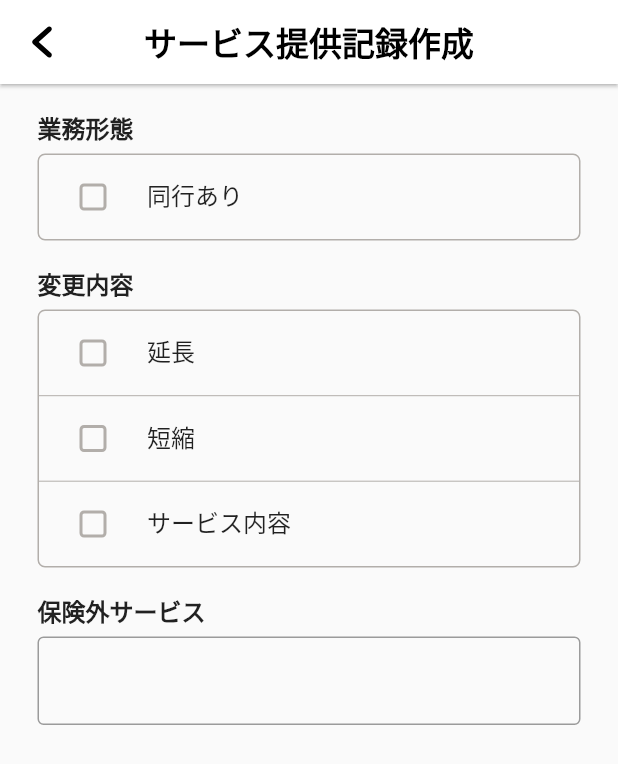
After one commit to akashjpro/parsowa, a Flutter app: the MakeJobRecord screen opened directly, on a phone screen of 412 x 824 dp. The commit adds this screen. Shown: the top 764 px of the screen. Run offline on Flutter 3.47's test engine with Material 2 defaults, Android fonts, the phone set to English and light mode, and no system bars; our stand-ins replace dotted_line, flutter_bloc, flutter_svg; Roboto replaces fonts that are missing (NotoSanJP).

Commit message:
Job type section done

```diff
--- /dev/null
+++ b/lib/presentation/screens/make_job_record/data/check_box_model.dart
@@ -0,0 +1,8 @@
+class CheckBoxModel {
+  String title;
+  bool isChecked;
+  CheckBoxModel({
+    required this.title,
+    this.isChecked = false,
+  });
+}
--- /dev/null
+++ b/lib/presentation/screens/make_job_record/data/job_type.dart
@@ -0,0 +1,30 @@
+import 'package:parsowa/presentation/screens/make_job_record/data/check_box_model.dart';
+
+class JobType {
+  List<CheckBoxModel> jobTypeSelect;
+  List<CheckBoxModel> changesSelect;
+  bool isNonInsurenceService;
+  JobType({
+    required this.jobTypeSelect,
+    required this.changesSelect,
+    required this.isNonInsurenceService,
+  });
+
+  static final jobTypeActive = JobType(
+    jobTypeSelect: <CheckBoxModel>[
+      CheckBoxModel(title: '同行あり'),
+    ],
+    changesSelect: <CheckBoxModel>[
+      CheckBoxModel(title: '延長'),
+      CheckBoxModel(title: '短縮'),
+      CheckBoxModel(title: 'サービス内容'),
+    ],
+    isNonInsurenceService: true,
+  );
+
+  static final jobTypedisActive = JobType(
+    jobTypeSelect: [],
+    changesSelect: [],
+    isNonInsurenceService: false,
+  );
+}
--- /dev/null
+++ b/lib/presentation/screens/make_job_record/make_job_record.dart
@@ -0,0 +1,196 @@
+import 'package:flutter/material.dart';
+import 'package:flutter/widgets.dart';
+import 'package:parsowa/core/constants/colors.dart';
+import 'package:parsowa/presentation/screens/make_job_record/data/check_box_model.dart';
+import 'package:parsowa/presentation/screens/make_job_record/data/job_type.dart';
+import 'package:parsowa/presentation/widgets/app_bar_custom.dart';
+
+class MakeJobRecord extends StatefulWidget {
+  const MakeJobRecord({Key? key}) : super(key: key);
+
+  @override
+  _MakeJobRecordState createState() => _MakeJobRecordState();
+}
+
+class _MakeJobRecordState extends State<MakeJobRecord> {
+  final _jobTypeActive = JobType.jobTypeActive;
+
+  @override
+  Widget build(BuildContext context) {
+    return Scaffold(
+      appBar: AppBarCustom(
+        stringTitle: 'サービス提供記録作成',
+        isLeadingHide: false,
+        isActionHide: true,
+        onBackPress: () {},
+        onClosePress: () {},
+      ),
+      body: SingleChildScrollView(
+        child: Padding(
+          padding: const EdgeInsets.symmetric(horizontal: 25.0),
+          child: Column(
+            crossAxisAlignment: CrossAxisAlignment.stretch,
+            children: [
+              _buildJobTypeSection(),
+              Container(
+                color: Colors.blueAccent,
+              ),
+              Container(
+                color: Colors.amberAccent,
+              ),
+            ],
+          ),
+        ),
+      ),
+    );
+  }
+
+  Widget _buildJobTypeSection() {
+    return Padding(
+      padding: const EdgeInsets.symmetric(vertical: 20.0),
+      child: Column(
+        crossAxisAlignment: CrossAxisAlignment.stretch,
+        children: [
+          if (_jobTypeActive.jobTypeSelect.isNotEmpty) ..._buildJobTypeArea(),
+          // change
+          if (_jobTypeActive.changesSelect.isNotEmpty) ..._buildChangesArea(),
+          // non-insurences
+          if (_jobTypeActive.isNonInsurenceService)
+            ..._buildNonInsuranceServiceArea(),
+        ],
+      ),
+    );
+  }
+
+  List<Widget> _buildNonInsuranceServiceArea() {
+    return <Widget>[
+      _buildLabel(label: '保険外サービス'),
+      _buildNonInsuranceServiceFormInput(),
+    ].toList();
+  }
+
+  List<Widget> _buildChangesArea() {
+    return <Widget>[
+      _buildLabel(label: '変更内容'),
+      _buildContainerCheckBox(
+        _jobTypeActive.changesSelect
+            .map((e) => _buildSingleCheckBox(cb: e))
+            .toList(),
+      ),
+      const SizedBox(height: 19.7),
+    ].toList();
+  }
+
+  List<Widget> _buildJobTypeArea() {
+    return <Widget>[
+      _buildLabel(label: '業務形態'),
+      _buildContainerCheckBox(
+        _jobTypeActive.jobTypeSelect
+            .map((e) => _buildSingleCheckBox(cb: e))
+            .toList(),
+      ),
+      const SizedBox(height: 19.7),
+    ].toList();
+  }
+
+  Widget _buildNonInsuranceServiceFormInput() {
+    return TextFormField(
+      autovalidateMode: AutovalidateMode.always,
+      keyboardType: TextInputType.multiline,
+      minLines: 1,
+      maxLines: null,
+      decoration: const InputDecoration(
+        border: OutlineInputBorder(
+          borderSide: BorderSide(
+            color: AppColors.borderColor,
+          ),
+        ),
+        errorBorder: OutlineInputBorder(
+          borderSide: BorderSide(
+            color: AppColors.errorColor,
+          ),
+        ),
+        focusedBorder: OutlineInputBorder(
+          borderSide: BorderSide(color: AppColors.primaryColor),
+        ),
+      ),
+    );
+  }
+
+  Widget _buildContainerCheckBox(List<Widget> child) {
+    List<Widget> newChild = [];
+
+    if (child.length > 1) {
+      for (var element in child) {
+        newChild.add(element);
+        newChild.add(const Divider(
+          color: AppColors.borderColor,
+          height: 1.0,
+        ));
+      }
+      newChild.removeLast();
+    } else {
+      newChild = [...child];
+    }
+
+    return Container(
+      decoration: BoxDecoration(
+        borderRadius: BorderRadius.circular(5.0),
+        border: Border.all(
+          color: AppColors.borderColor,
+        ),
+      ),
+      child: Column(
+        children: newChild,
+      ),
+    );
+  }
+
+  Widget _buildSingleCheckBox({required CheckBoxModel cb}) {
+    return Theme(
+      data: ThemeData(
+        unselectedWidgetColor: AppColors.borderColor,
+        checkboxTheme: CheckboxThemeData(
+          shape: RoundedRectangleBorder(
+            borderRadius: BorderRadius.circular(3.0),
+          ),
+        ),
+      ),
+      child: CheckboxListTile(
+        title: Text(
+          cb.title,
+          style: const TextStyle(
+            fontFamily: 'NotoSanJP',
+            fontWeight: FontWeight.w500,
+            fontSize: 16.0,
+            height: 1.2,
+          ),
+        ),
+        // contentPadding: EdgeInsets.symmetric(horizontal: 15.5),
+        controlAffinity: ListTileControlAffinity.leading,
+        value: cb.isChecked,
+        activeColor: AppColors.primaryColor,
+        onChanged: (value) {
+          setState(() {
+            cb.isChecked = value!;
+          });
+        },
+      ),
+    );
+  }
+
+  Widget _buildLabel({required label}) {
+    return Padding(
+      padding: const EdgeInsets.only(bottom: 5.3),
+      child: Text(
+        label,
+        style: const TextStyle(
+          fontFamily: 'NotoSanJP',
+          fontSize: 16.0,
+          fontWeight: FontWeight.w700,
+          height: 1.3125,
+        ),
+      ),
+    );
+  }
+}
--- a/lib/presentation/screens/make_job_record/make_job_record_screen.dart
+++ b/lib/presentation/screens/make_job_record/make_job_record_screen.dart
@@ -1,4 +1,5 @@
 import 'package:flutter/material.dart';
+import 'package:parsowa/presentation/screens/make_job_record/make_job_record.dart';
 import 'package:parsowa/presentation/widgets/bottom_nav_bar_widget.dart';
 
 import '../../../core/constants/strings.dart';
@@ -24,6 +25,12 @@ class MakeJobRecordScreen extends StatelessWidget {
               Strings.jobRecordScreenName,
               style: Theme.of(context).textTheme.headline4,
             ),
+            TextButton(
+              onPressed: () => Navigator.of(context).push(MaterialPageRoute(
+                builder: (_) => MakeJobRecord(),
+              )),
+              child: const Text('Push to make job record'),
+            ),
           ],
         ),
       ),
```
